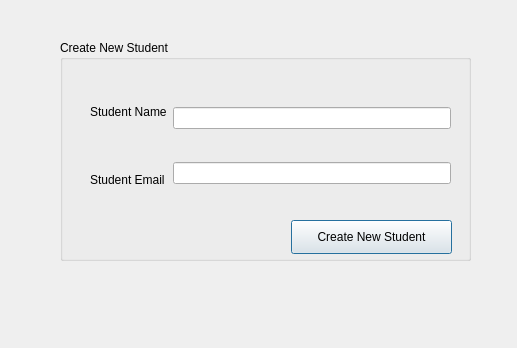
Above: src/CreateNewStudent.ui from meeksjt/SuperTeacherGradebook499 before the change. Below: the same form after it.
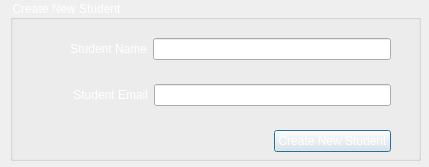
That is the form after the change.

Patch:
```diff
--- a/src/CreateNewStudent.ui
+++ b/src/CreateNewStudent.ui
@@ -6,78 +6,143 @@
    <rect>
     <x>0</x>
     <y>0</y>
-    <width>517</width>
-    <height>348</height>
+    <width>429</width>
+    <height>167</height>
    </rect>
   </property>
   <property name="windowTitle">
    <string>Dialog</string>
   </property>
+  <property name="styleSheet">
+   <string notr="true">	color: rgb(255, 255, 255);
+	background-color: qlineargradient(spread:pad, x1:1, y1:1, x2:1, y2:1, stop:0 		    rgba(43, 48, 59, 255), stop:1 rgba(0, 0, 127, 255));</string>
+  </property>
   <widget class="QGroupBox" name="groupBox">
    <property name="geometry">
     <rect>
-     <x>60</x>
-     <y>40</y>
+     <x>10</x>
+     <y>0</y>
      <width>411</width>
-     <height>221</height>
+     <height>161</height>
     </rect>
    </property>
+   <property name="sizePolicy">
+    <sizepolicy hsizetype="Maximum" vsizetype="Maximum">
+     <horstretch>0</horstretch>
+     <verstretch>0</verstretch>
+    </sizepolicy>
+   </property>
+   <property name="maximumSize">
+    <size>
+     <width>411</width>
+     <height>221</height>
+    </size>
+   </property>
    <property name="title">
     <string>Create New Student</string>
    </property>
    <widget class="QWidget" name="horizontalLayoutWidget">
     <property name="geometry">
      <rect>
-      <x>30</x>
-      <y>40</y>
+      <x>20</x>
+      <y>20</y>
       <width>361</width>
-      <height>131</height>
+      <height>151</height>
      </rect>
     </property>
-    <layout class="QHBoxLayout" name="horizontalLayout">
+    <layout class="QVBoxLayout" name="verticalLayout">
      <item>
-      <layout class="QVBoxLayout" name="verticalLayout_2">
+      <layout class="QHBoxLayout" name="horizontalLayout">
+       <item>
+        <spacer name="horizontalSpacer">
+         <property name="orientation">
+          <enum>Qt::Horizontal</enum>
+         </property>
+         <property name="sizeType">
+          <enum>QSizePolicy::Fixed</enum>
+         </property>
+         <property name="sizeHint" stdset="0">
+          <size>
+           <width>40</width>
+           <height>20</height>
+          </size>
+         </property>
+        </spacer>
+       </item>
        <item>
         <widget class="QLabel" name="studentNameLabel">
          <property name="text">
           <string>Student Name</string>
          </property>
+         <property name="alignment">
+          <set>Qt::AlignRight|Qt::AlignTrailing|Qt::AlignVCenter</set>
+         </property>
         </widget>
+       </item>
+       <item>
+        <widget class="QLineEdit" name="studentNameField"/>
+       </item>
+      </layout>
+     </item>
+     <item>
+      <layout class="QHBoxLayout" name="horizontalLayout_2">
+       <item>
+        <spacer name="horizontalSpacer_2">
+         <property name="orientation">
+          <enum>Qt::Horizontal</enum>
+         </property>
+         <property name="sizeType">
+          <enum>QSizePolicy::Fixed</enum>
+         </property>
+         <property name="sizeHint" stdset="0">
+          <size>
+           <width>43</width>
+           <height>20</height>
+          </size>
+         </property>
+        </spacer>
        </item>
        <item>
         <widget class="QLabel" name="studentEmailLabel">
          <property name="text">
           <string>Student Email</string>
          </property>
+         <property name="alignment">
+          <set>Qt::AlignRight|Qt::AlignTrailing|Qt::AlignVCenter</set>
+         </property>
         </widget>
-       </item>
-      </layout>
-     </item>
-     <item>
-      <layout class="QVBoxLayout" name="verticalLayout_3">
-       <item>
-        <widget class="QLineEdit" name="studentNameField"/>
        </item>
        <item>
         <widget class="QLineEdit" name="studentEmailField"/>
        </item>
       </layout>
      </item>
+     <item>
+      <layout class="QHBoxLayout" name="horizontalLayout_3">
+       <item>
+        <spacer name="horizontalSpacer_3">
+         <property name="orientation">
+          <enum>Qt::Horizontal</enum>
+         </property>
+         <property name="sizeHint" stdset="0">
+          <size>
+           <width>40</width>
+           <height>20</height>
+          </size>
+         </property>
+        </spacer>
+       </item>
+       <item>
+        <widget class="QPushButton" name="createNewStudentButton">
+         <property name="text">
+          <string>Create New Student</string>
+         </property>
+        </widget>
+       </item>
+      </layout>
+     </item>
     </layout>
    </widget>
-   <widget class="QPushButton" name="createNewStudentButton">
-    <property name="geometry">
-     <rect>
-      <x>231</x>
-      <y>180</y>
-      <width>161</width>
-      <height>34</height>
-     </rect>
-    </property>
-    <property name="text">
-     <string>Create New Student</string>
-    </property>
-   </widget>
   </widget>
  </widget>
  <resources/>
```
Left out of the diff: 2 changed lines with no effect on the pictures.
